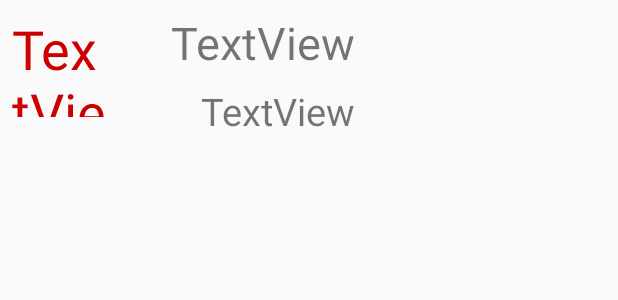
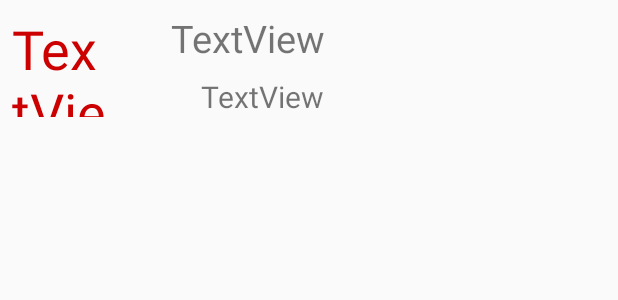
Before and after one commit to lavertyaf/cc_wk8_day3_topBandsHW, an Android app: the layout activity_gig_list_item.xml on its own in the app's theme, with its tools: preview values and no code run, on a phone screen of 412 x 824 dp. Shown: the top 300 px of the screen. Run offline under Robolectric (Android 15) with nearby library versions, the phone set to English and light mode, and no system bars.

Commit message:
onclick error fixed

```diff
--- a/app/src/main/java/com/example/aileenlaverty/topbands/gigDetailActivity.java
+++ b/app/src/main/java/com/example/aileenlaverty/topbands/gigDetailActivity.java
@@ -13,9 +13,9 @@ public class gigDetailActivity extends AppCompatActivity {
         setContentView(R.layout.activity_gig_detail);
 
         Intent intent = getIntent();
-        Gig gig = (Gig) intent.getSerializableExtra("gig");
+        Gig gig = (Gig) intent.getSerializableExtra("band");
 
         TextView gigInfoTextView = findViewById(R.id.gigInfoTextViewId);
-        gigInfoTextView.setText(gig.getBandName());
+        gigInfoTextView.setText(gig.getGigLocation().toString());
     }
 }
--- a/app/src/main/res/layout/activity_gig_list_item.xml
+++ b/app/src/main/res/layout/activity_gig_list_item.xml
@@ -15,7 +15,7 @@
         android:layout_marginStart="36dp"
         android:layout_marginTop="8dp"
         android:text="TextView"
-        android:textSize="30sp"
+        android:textSize="25sp"
         app:layout_constraintStart_toEndOf="@+id/rankingTextViewId"
         app:layout_constraintTop_toTopOf="parent" />
 
@@ -27,7 +27,7 @@
         android:layout_marginStart="56dp"
         android:layout_marginTop="8dp"
         android:text="TextView"
-        android:textSize="25sp"
+        android:textSize="20sp"
         app:layout_constraintStart_toEndOf="@+id/rankingTextViewId"
         app:layout_constraintTop_toBottomOf="@+id/bandNameTextViewId" />
 
```
